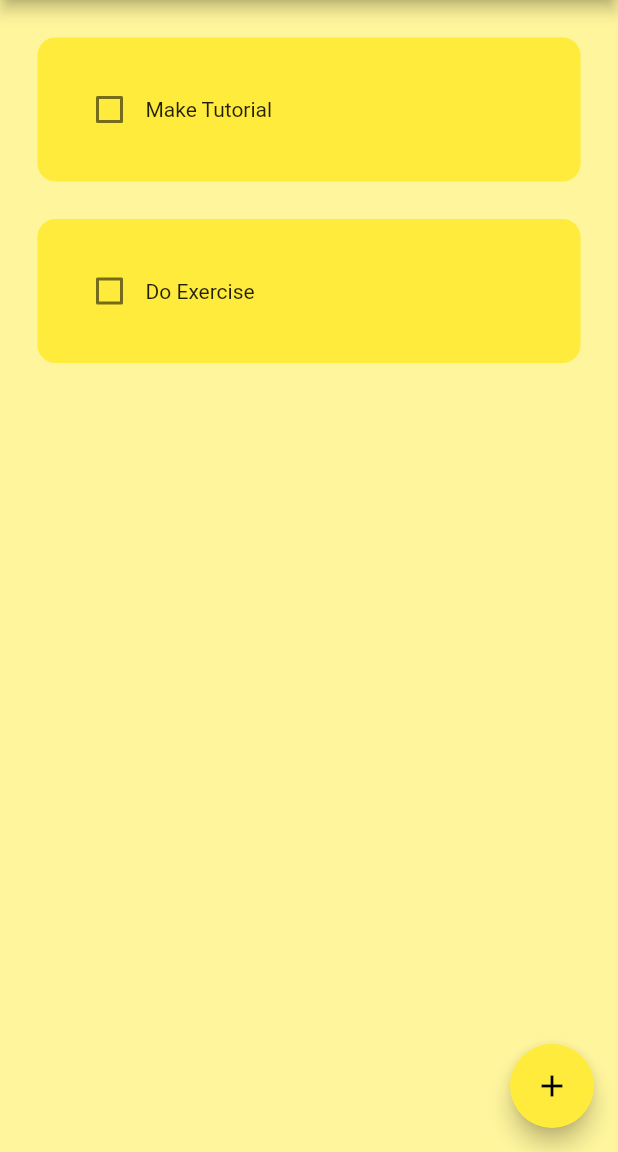
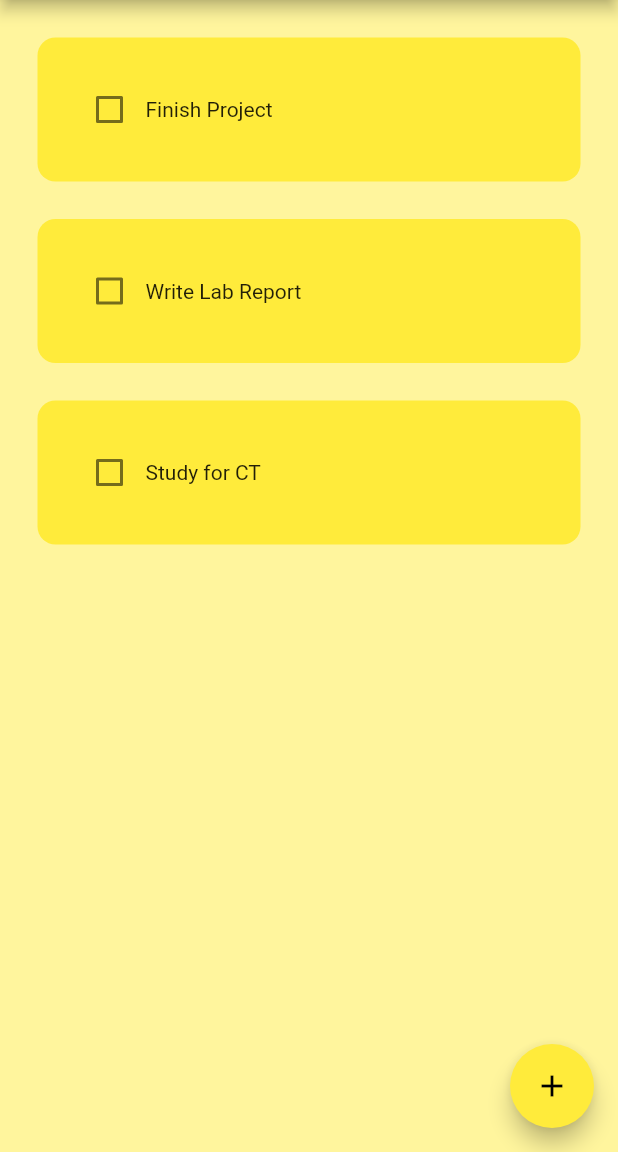
Before and after one commit to hackerboi101/to_do_app, a Flutter app: the screen it shows after launch, on a phone screen of 412 x 824 dp, the part 84-1236 px from its top. Run offline on Flutter 3.47's test engine with Material 2 defaults, Android fonts, the phone set to English and light mode, and no system bars; drawn by our look-alikes of flutter_slidable; our stand-ins replace hive_flutter; accounts and stored records are empty.

Commit message:
Finished project

```diff
--- a/lib/Utilities/todo_tile.dart
+++ b/lib/Utilities/todo_tile.dart
@@ -1,22 +1,37 @@
 // ignore_for_file: must_be_immutable, prefer_const_constructors
 
 import 'package:flutter/material.dart';
+import 'package:flutter_slidable/flutter_slidable.dart';
 
 class ToDoTile extends StatelessWidget {
   final String taskName;
   final bool taskCompleted;
   Function(bool?)? onChanged;
+  Function(BuildContext)? deleteFunction;
 
   ToDoTile(
       {super.key,
       required this.taskName,
       required this.taskCompleted,
-      required this.onChanged});
+      required this.onChanged,
+      required this.deleteFunction});
 
   @override
   Widget build(BuildContext context) {
     return Padding(
       padding: const EdgeInsets.only(left: 25, right: 25, top: 25),
+      child: Slidable(
+        endActionPane: ActionPane(
+          motion: StretchMotion(),
+          children: [
+            SlidableAction(
+              onPressed: deleteFunction,
+              icon: Icons.delete,
+              backgroundColor: Colors.red.shade300,
+              borderRadius: BorderRadius.circular(12),
+            ),
+          ],
+        ),
         child: Container(
           padding: EdgeInsets.all(24),
           decoration: BoxDecoration(
@@ -43,6 +58,7 @@ class ToDoTile extends StatelessWidget {
             ],
           ),
         ),
+      ),
     );
   }
 }
--- /dev/null
+++ b/lib/data/database.dart
@@ -0,0 +1,23 @@
+import 'package:hive_flutter/hive_flutter.dart';
+
+class ToDoDatabase {
+  List toDoList = [];
+
+  final _myBox = Hive.box('mybox');
+
+  void createInitialData() {
+    toDoList = [
+      ["Finish Project", false],
+      ["Write Lab Report", false],
+      ["Study for CT", false],
+    ];
+  }
+
+  void loadData() {
+    toDoList = _myBox.get("TODOLIST");
+  }
+
+  void updateData() {
+    _myBox.put("TODOLIST", toDoList);
+  }
+}
--- a/lib/pages/home_page.dart
+++ b/lib/pages/home_page.dart
@@ -1,8 +1,10 @@
 // ignore_for_file: prefer_const_constructors, prefer_const_literals_to_create_immutables
 
 import 'package:flutter/material.dart';
+import 'package:hive_flutter/hive_flutter.dart';
 import 'package:to_do_app/Utilities/todo_tile.dart';
 import 'package:to_do_app/Utilities/dialog_box.dart';
+import 'package:to_do_app/data/database.dart';
 
 class HomePage extends StatefulWidget {
   const HomePage({super.key});
@@ -12,28 +14,40 @@ class HomePage extends StatefulWidget {
 }
 
 class _HomePageState extends State<HomePage> {
+  final _myBox = Hive.box('mybox');
+  ToDoDatabase db = ToDoDatabase();
+
+  @override
+  void initState() {
+    if (_myBox.get("TODOLIST") == null) {
+      db.createInitialData();
+    } else {
+      db.loadData();
+    }
+
+    super.initState();
+  }
+
   // controller for text field
   final _controller = TextEditingController();
-  // list of to do tasks
-  List toDoList = [
-    ["Make Tutorial", false],
-    ["Do Exercise", false],
-  ];
 
   // checkbox was tapped
   void checkBoxChanged(bool? value, int index) {
     setState(() {
-      toDoList[index][1] = !toDoList[index][1];
+      db.toDoList[index][1] = !db.toDoList[index][1];
     });
+    db.updateData();
   }
 
   // save new task
 
   void saveNewTask() {
     setState(() {
-      toDoList.add([_controller.text, false]);
+      db.toDoList.add([_controller.text, false]);
+      _controller.clear();
     });
     Navigator.of(context).pop();
+    db.updateData();
   }
 
   // create new task
@@ -50,6 +64,14 @@ class _HomePageState extends State<HomePage> {
     );
   }
 
+  // delete task
+  void deleteTask(int index) {
+    setState(() {
+      db.toDoList.removeAt(index);
+    });
+    db.updateData();
+  }
+
   @override
   Widget build(BuildContext context) {
     return Scaffold(
@@ -63,12 +85,13 @@ class _HomePageState extends State<HomePage> {
         child: Icon(Icons.add),
       ),
       body: ListView.builder(
-        itemCount: toDoList.length,
+        itemCount: db.toDoList.length,
         itemBuilder: (context, index) {
           return ToDoTile(
-            taskName: toDoList[index][0],
-            taskCompleted: toDoList[index][1],
+            taskName: db.toDoList[index][0],
+            taskCompleted: db.toDoList[index][1],
             onChanged: (value) => checkBoxChanged(value, index),
+            deleteFunction: (context) => deleteTask(index),
           );
         },
       ),
--- a/pubspec.yaml
+++ b/pubspec.yaml
@@ -31,15 +31,20 @@ environment:
 dependencies:
   flutter:
     sdk: flutter
+  hive: ^2.2.3
+  hive_flutter: ^1.1.0
 
 
   # The following adds the Cupertino Icons font to your application.
   # Use with the CupertinoIcons class for iOS style icons.
   cupertino_icons: ^1.0.2
+  flutter_slidable: ^2.0.0
 
 dev_dependencies:
   flutter_test:
     sdk: flutter
+  hive_generator: ^2.0.0
+  build_runner: ^2.2.3
 
   # The "flutter_lints" package below contains a set of recommended lints to
   # encourage good coding practices. The lint set provided by the package is
```
Also changed, not shown: lib/main.dart (+7 -2 lines), pubspec.lock, 1 other file. Lines whose indentation alone changed are shown as unchanged.
